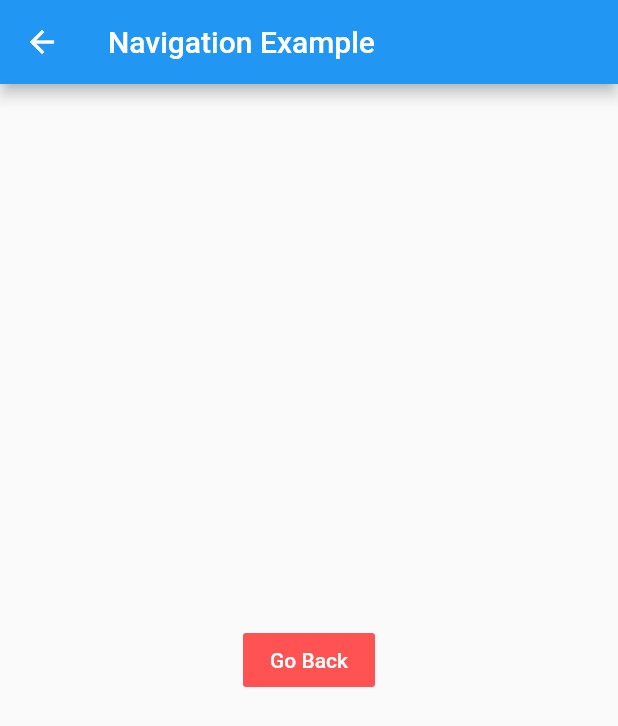
After one commit to bugudiramu/allaboutflutterblog, a Flutter app: the screen it shows after launch, after a tap on "Go to Next Screen", on a phone screen of 412 x 824 dp. The commit adds this screen. Shown: the top 726 px of the screen. Run offline on Flutter 3.47's test engine with Material 2 defaults, Android fonts, the phone set to English and light mode, and no system bars.

Commit message:
added navigator.dart

```diff
--- a/lib/main.dart
+++ b/lib/main.dart
@@ -1,10 +1,10 @@
-import 'package:allaboutflutterblog/tuts/scrollable_widget.dart';
+import 'package:allaboutflutterblog/tuts/navigation.dart';
 import 'package:flutter/material.dart';
 
 void main() {
   runApp(
     MaterialApp(
-      home: ScrollableWidget(),
+      home: FirstScreen(),
       debugShowCheckedModeBanner: false,
     ),
   );
--- /dev/null
+++ b/lib/tuts/navigation.dart
@@ -0,0 +1,55 @@
+
+
+import 'package:flutter/material.dart';
+
+class FirstScreen extends StatelessWidget {
+  @override
+  Widget build(BuildContext context) {
+    return Scaffold(
+      appBar: AppBar(
+        title: Text("Navigation Example"),
+      ),
+      body: Container(
+        alignment: Alignment.center,
+        child: FlatButton(
+          color: Colors.redAccent,
+          child: Text(
+            "Go to Next Screen",
+            style: TextStyle(color: Colors.white),
+          ),
+          onPressed: () {
+            Navigator.of(context).push(
+              MaterialPageRoute(builder: (context) {
+                return SecondScreen();
+              }),
+            );
+          },
+        ),
+      ),
+    );
+  }
+}
+
+class SecondScreen extends StatelessWidget {
+  @override
+  Widget build(BuildContext context) {
+    return Scaffold(
+      appBar: AppBar(
+        title: Text("Navigation Example"),
+      ),
+      body: Container(
+        alignment: Alignment.center,
+        child: FlatButton(
+          child: Text(
+            "Go Back",
+            style: TextStyle(color: Colors.white),
+          ),
+          color: Colors.redAccent,
+          onPressed: () {
+            Navigator.of(context).pop();
+          },
+        ),
+      ),
+    );
+  }
+}
```
